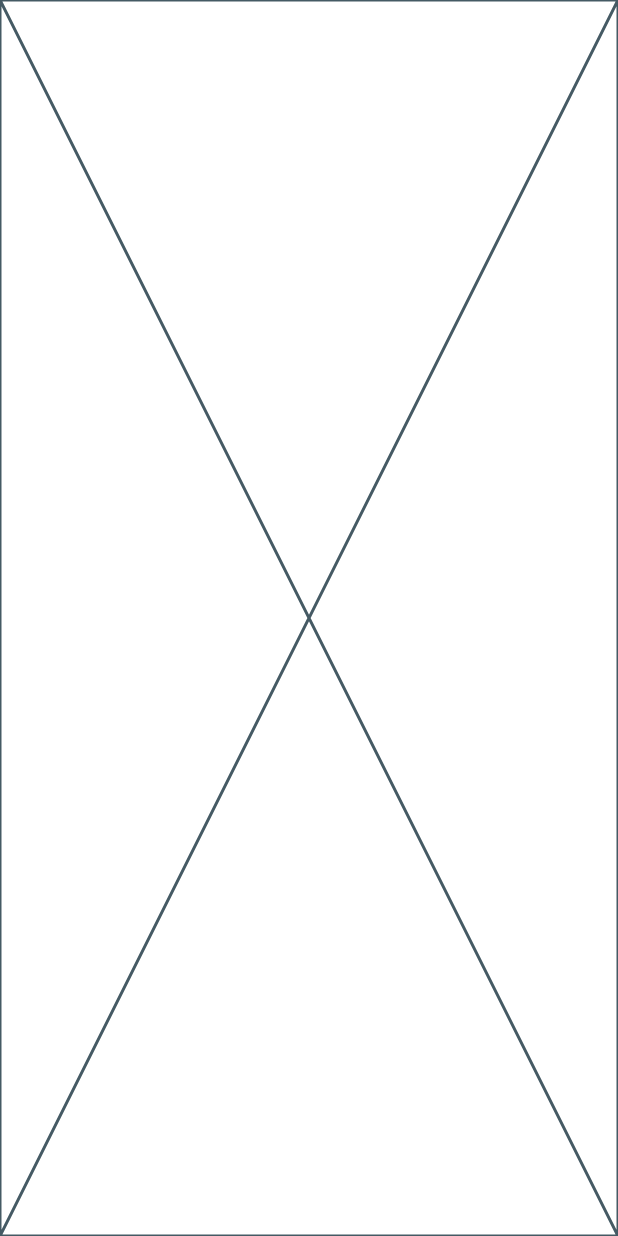
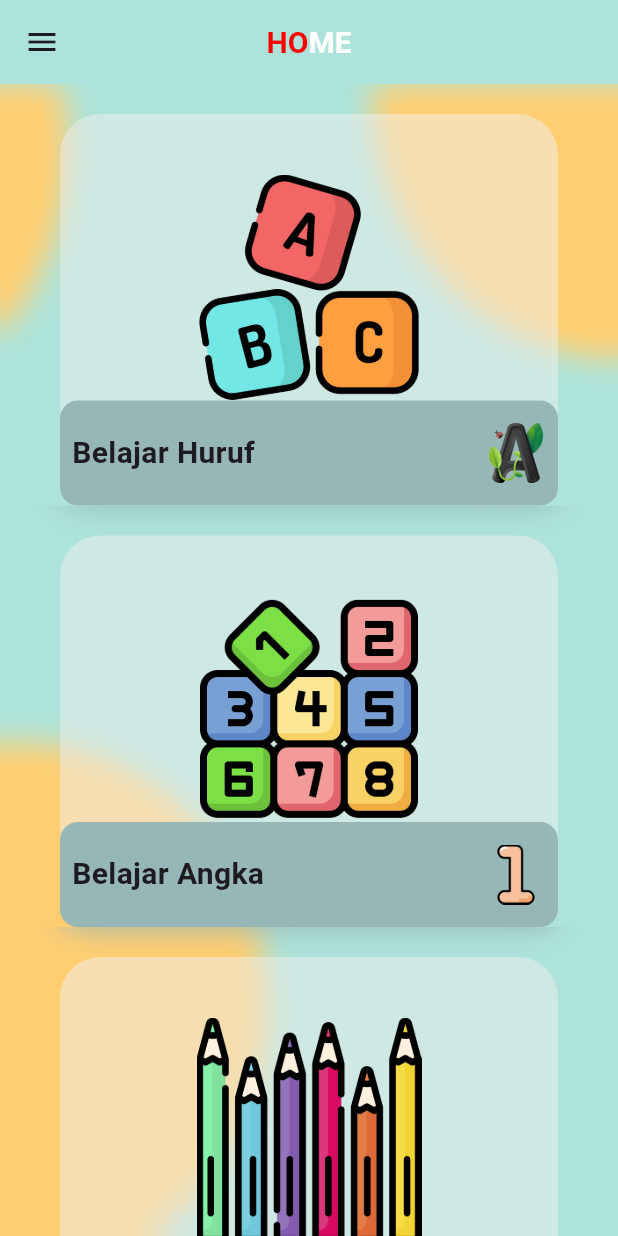
Before and after one commit to suryatrisna/Belajar-Kognitif, a Flutter app: the screen it shows after launch, after a tap on "MULAI", on a phone screen of 412 x 824 dp. Run offline on Flutter 3.47's test engine with Material 3 defaults, Android fonts, the phone set to English and light mode, and no system bars; our stand-ins replace google_fonts.

Commit message:
Home screen

```diff
--- a/lib/global_variabel.dart
+++ b/lib/global_variabel.dart
@@ -3,3 +3,4 @@ import 'package:flutter/material.dart';
 Color primary = const Color(0xFFADE3DA);
 Color redbase = const Color(0xFFFF0000);
 Color yellowbase = const Color(0xFFFFCE71);
+Color greybase = const Color(0xFF97B7B7);
--- a/lib/screens/home.dart
+++ b/lib/screens/home.dart
@@ -1,10 +1,185 @@
+import 'dart:ui';
+import 'package:belajarkognitif/global_variabel.dart';
+import 'package:flutter/cupertino.dart';
 import 'package:flutter/material.dart';
 
+void main() {
+  runApp(Home());
+}
+
 class Home extends StatelessWidget {
-  const Home({super.key});
+  @override
+  Widget build(BuildContext context) {
+    return MaterialApp(
+      debugShowCheckedModeBanner: false,
+      home: MyHomePage(),
+    );
+  }
+}
+
+class MyHomePage extends StatelessWidget {
+  final List<String> menuImages = [
+    'image/menu_1.png',
+    'image/menu_2.png',
+    'image/menu_3.png',
+    'image/menu_4.png',
+  ];
+  final List<String> menuTitles = [
+    'Belajar Huruf',
+    'Belajar Angka',
+    'Belajar Warna',
+    'Game',
+  ];
+
+  final List<String> menuIcon = [
+    'image/icon_1.png',
+    'image/icon_2.png',
+    'image/icon_3.png',
+    'image/icon_4.png',
+  ];
 
   @override
   Widget build(BuildContext context) {
-    return const Placeholder();
+    return Scaffold(
+      backgroundColor: primary,
+      appBar: AppBar(
+        backgroundColor: Colors.transparent,
+        elevation: 0.0,
+        title: RichText(
+            textAlign: TextAlign.center,
+            text: TextSpan(
+                style: TextStyle(fontWeight: FontWeight.bold, fontSize: 20),
+                children: <TextSpan>[
+                  TextSpan(text: 'HO', style: TextStyle(color: redbase)),
+                  TextSpan(text: 'ME'),
+                ])),
+        centerTitle: true,
+      ),
+      drawer: Drawer(
+        backgroundColor: Colors.white,
+        child: ListView(
+          padding: EdgeInsets.zero,
+          children: <Widget>[
+            DrawerHeader(
+                padding: EdgeInsets.all(4.0),
+                margin: EdgeInsets.all(4.0),
+                decoration: BoxDecoration(
+                    border: Border(
+                        bottom: Divider.createBorderSide(context,
+                            color: Colors.white, width: 0.0)),
+                    image: DecorationImage(
+                        image: AssetImage('image/bg.jpg'), fit: BoxFit.cover)),
+                child: Container()),
+            ListTile(
+              title: Text(
+                'Home',
+                style: TextStyle(fontWeight: FontWeight.bold),
+              ),
+              leading: Icon(Icons.home),
+              onTap: () {
+                // Action untuk item 1
+              },
+            ),
+            ListTile(
+              title: Text(
+                'Saved',
+                style: TextStyle(fontWeight: FontWeight.bold),
+              ),
+              leading: Icon(Icons.bookmark),
+              onTap: () {
+                // Action untuk item 2
+              },
+            ),
+            ListTile(
+              title: Text(
+                'Messeges',
+                style: TextStyle(fontWeight: FontWeight.bold),
+              ),
+              leading: Icon(Icons.message_rounded),
+              onTap: () {
+                // Action untuk item 3
+              },
+            ),
+            ListTile(
+              title: Text(
+                'News',
+                style: TextStyle(fontWeight: FontWeight.bold),
+              ),
+              leading: Icon(Icons.newspaper),
+              onTap: () {
+                // Action untuk item 4
+              },
+            ),
+          ],
+        ),
+      ),
+      body: Container(
+        decoration: BoxDecoration(
+            image: DecorationImage(
+                image: AssetImage('image/Home_bg.png'), fit: BoxFit.cover)),
+        child: Center(
+          child: ListView(
+            children: List.generate(4, (index) {
+              return ClipRect(
+                child: new BackdropFilter(
+                    filter: new ImageFilter.blur(sigmaX: 10.0, sigmaY: 10.0),
+                    child: Stack(
+                      alignment: AlignmentDirectional.bottomCenter,
+                      children: [
+                        new Container(
+                          margin: EdgeInsets.all(20),
+                          width: 332.0,
+                          height: 241.0,
+                          decoration: new BoxDecoration(
+                              color: Colors.grey.shade200.withOpacity(0.5),
+                              borderRadius: BorderRadius.circular(27)),
+                          child: Column(
+                            mainAxisAlignment: MainAxisAlignment.center,
+                            children: [
+                              Image.asset(
+                                menuImages[index],
+                                // Mengambil path gambar sesuai dengan index card
+                                width: 160,
+                                height: 150,
+                              ),
+                              SizedBox(height: 10),
+                            ],
+                          ),
+                        ),
+                        Container(
+                          width: 332.0,
+                          height: 70.0,
+                          decoration: new BoxDecoration(
+                              color: greybase,
+                              borderRadius: BorderRadius.circular(12)),
+                          child: Padding(
+                            padding: EdgeInsets.all(8.0),
+                            child: Row(
+                              children: [
+                                Text(
+                                  menuTitles[index],
+                                  // Menggunakan judul sesuai dengan index card
+                                  style: TextStyle(
+                                      fontSize: 20,
+                                      fontWeight: FontWeight.bold),
+                                ),
+                                Spacer(),
+                                Image.asset(
+                                  menuIcon[index],
+                                  width: 40,
+                                  height: 40,
+                                ),
+                              ],
+                            ),
+                          ),
+                        )
+                      ],
+                    )),
+              );
+            }),
+          ),
+        ),
+      ),
+    );
   }
 }
```
Also changed, not shown: pubspec.yaml (+10 -0 lines), image/Home_bg.png (added), image/Menu_4.png (added), image/bg.jpg (added), image/icon_1.png (added), image/icon_2.png (added), image/icon_3.png (added), image/icon_4.png (added), image/menu_1.png (added), image/menu_2.png (added), image/menu_3.png (added).
